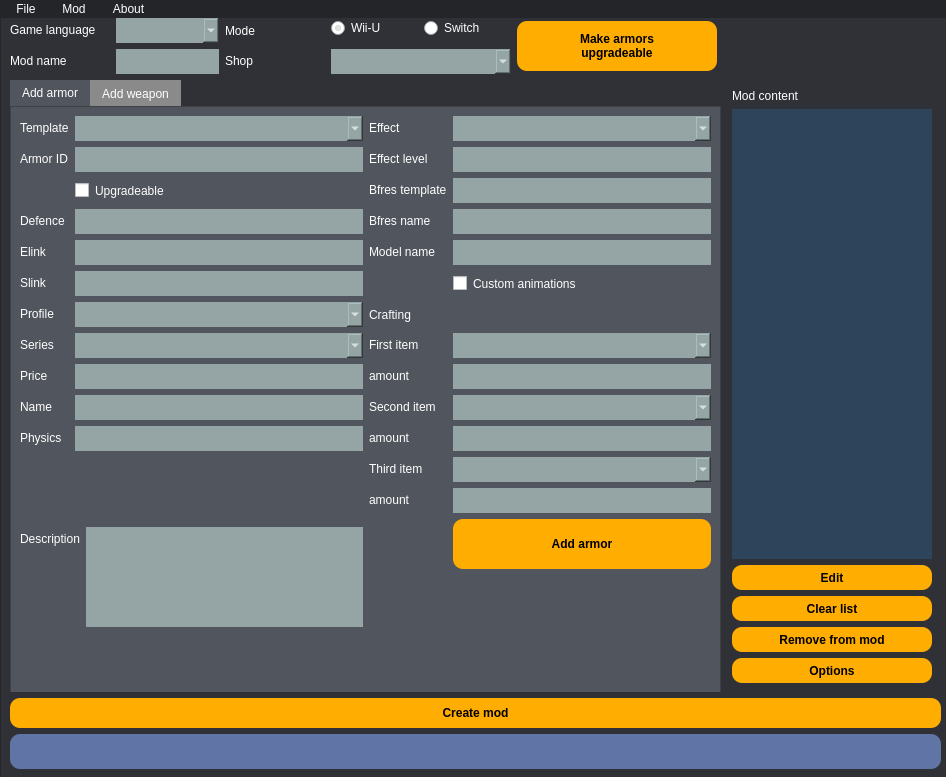
First picture: the form in main_window_black.ui, repository SolidLink95/Standalone_Item_Creator_for_BOTW, before the edit.
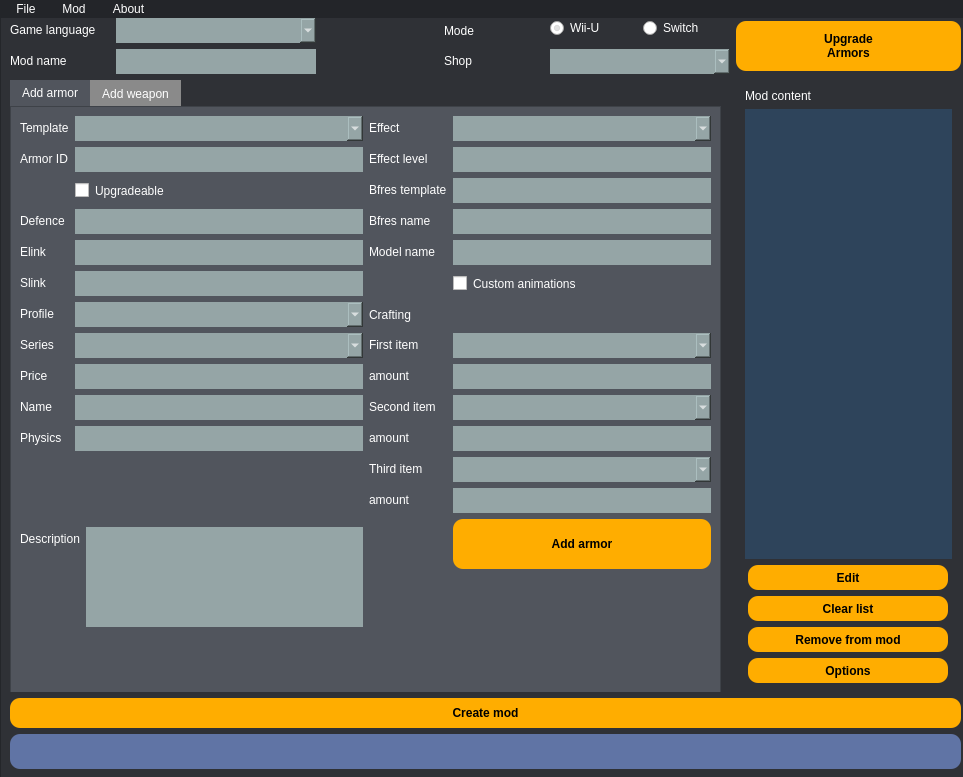
Second picture: the form after the edit. Icons and pictures are not drawn.

Commit message: Experimental support for upgradeable armors

Diff of the .ui file:
```diff
--- a/main_window_black.ui
+++ b/main_window_black.ui
@@ -6,7 +6,7 @@
    <rect>
     <x>0</x>
     <y>0</y>
-    <width>946</width>
+    <width>963</width>
     <height>777</height>
    </rect>
   </property>
@@ -62,7 +62,7 @@
      <rect>
       <x>0</x>
       <y>-10</y>
-      <width>951</width>
+      <width>971</width>
       <height>771</height>
      </rect>
     </property>
@@ -260,7 +260,7 @@
             <widget class="QComboBox" name="Lang">
              <property name="minimumSize">
               <size>
-               <width>0</width>
+               <width>120</width>
                <height>25</height>
               </size>
              </property>
@@ -289,7 +289,7 @@
             <widget class="QLineEdit" name="pack_name">
              <property name="minimumSize">
               <size>
-               <width>0</width>
+               <width>120</width>
                <height>25</height>
               </size>
              </property>
@@ -385,29 +385,6 @@
            </item>
           </layout>
          </item>
-         <item>
-          <widget class="QPushButton" name="Upgrade_armors">
-           <property name="enabled">
-            <bool>true</bool>
-           </property>
-           <property name="minimumSize">
-            <size>
-             <width>200</width>
-             <height>50</height>
-            </size>
-           </property>
-           <property name="maximumSize">
-            <size>
-             <width>16777215</width>
-             <height>16777215</height>
-            </size>
-           </property>
-           <property name="text">
-            <string>Make armors
-upgradeable</string>
-           </property>
-          </widget>
-         </item>
         </layout>
        </item>
        <item row="1" column="1">
@@ -1900,6 +1877,29 @@
          </widget>
         </widget>
        </item>
+       <item row="0" column="1">
+        <widget class="QPushButton" name="Upgrade_armors">
+         <property name="enabled">
+          <bool>true</bool>
+         </property>
+         <property name="minimumSize">
+          <size>
+           <width>120</width>
+           <height>50</height>
+          </size>
+         </property>
+         <property name="maximumSize">
+          <size>
+           <width>16777215</width>
+           <height>16777215</height>
+          </size>
+         </property>
+         <property name="text">
+          <string>Upgrade
+Armors</string>
+         </property>
+        </widget>
+       </item>
       </layout>
      </item>
     </layout>
@@ -1944,7 +1944,7 @@
     <rect>
      <x>0</x>
      <y>0</y>
-     <width>946</width>
+     <width>963</width>
      <height>25</height>
     </rect>
    </property>
```
Left out of the diff: 228 changed lines with no effect on the pictures. The commit also changes 1 other file.
